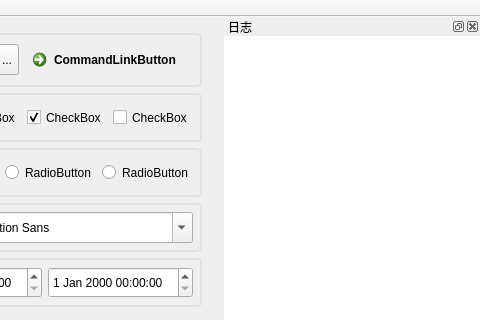
Old version of the form mainwindow.ui in the repository XuHongYun-ChuJian/Window11Style; both pictures show x 715 to 1195 and y 0 to 320 of the 1195 by 802 pixel window.
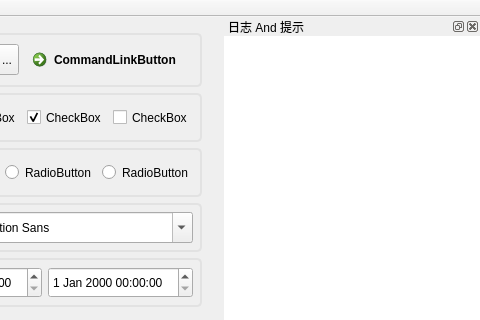
New version of the form.

Commit message: feat:更新日志

What changed in the file:
```diff
--- a/mainwindow.ui
+++ b/mainwindow.ui
@@ -886,7 +886,7 @@
     <bool>false</bool>
    </property>
    <property name="windowTitle">
-    <string>日志</string>
+    <string>日志 And 提示</string>
    </property>
    <attribute name="dockWidgetArea">
     <number>2</number>
```
The commit also changes 1 other file.
